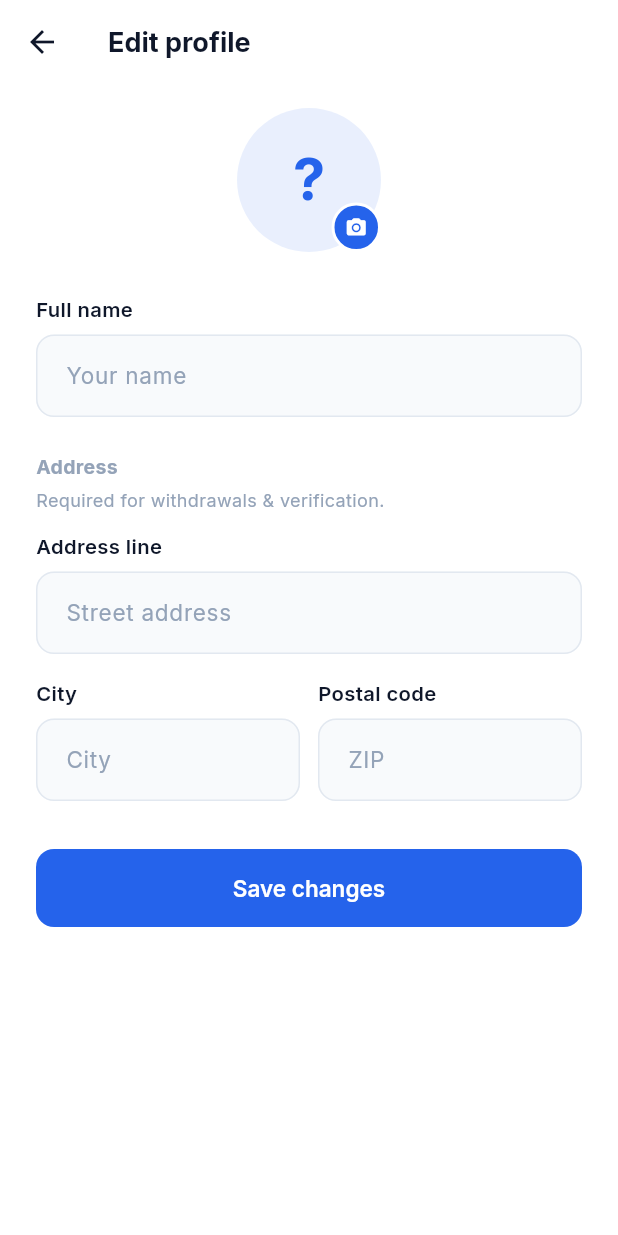
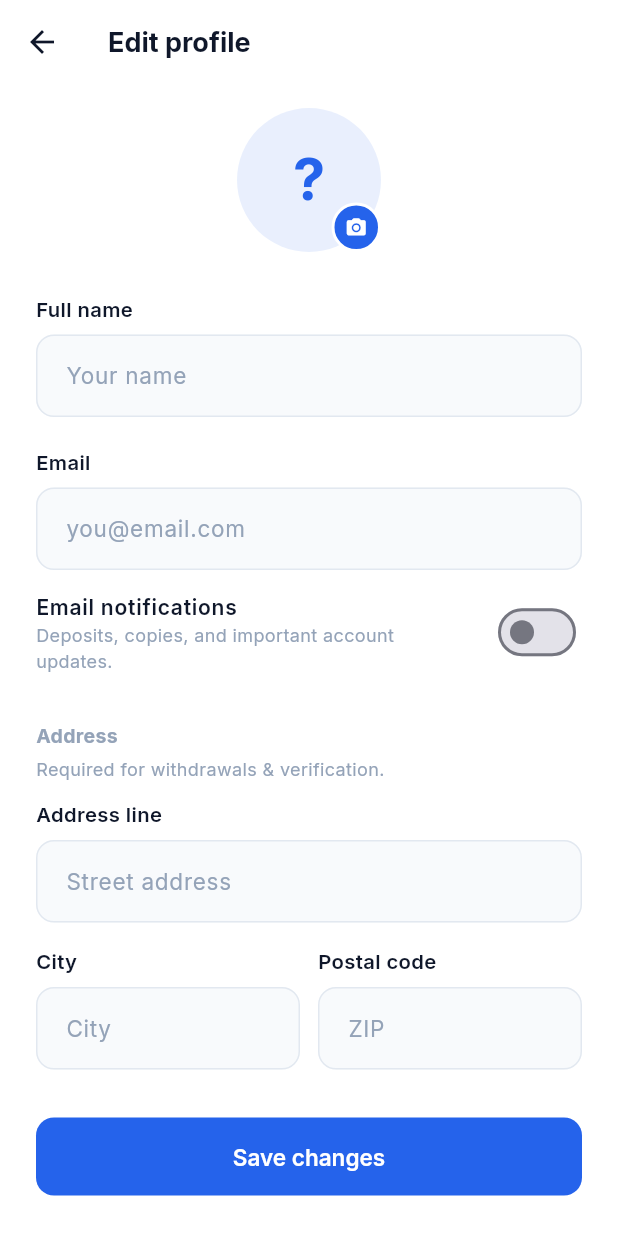
Before and after one commit to shazerlone/tv_license_app, a Flutter app: the EditProfileScreen screen opened directly, on a phone screen of 412 x 824 dp. Run offline on Flutter 3.47's test engine with Material 3 defaults, Android fonts, the phone set to English and light mode, and no system bars; our stand-ins replace firebase_core, firebase_messaging, google_fonts, image_picker, qr_flutter, share_plus and 3 more; missing offline and left inert: dart:html, flutter_webrtc, gal; accounts and stored records are empty; network calls fail.

Commit message:
Email collection + verification (profile/settings)
- UserProfile carries email / emailVerified / emailNotifications (GET /me).
- AuthApi.sendEmailCode (POST /me/email/send-code) + verifyEmail (POST
  /me/email/verify) with friendly error mapping.
- Edit profile: email field with Verified/Unverified badge, "Verify email"
  (saves email if changed, sends the 6-digit code, opens the verify screen),
  and an email-notifications toggle (PATCH /me { emailNotifications }).
- New EmailVerifyScreen: 6-digit code entry, resend with cooldown, dev-code
  prefill, handles code_mismatch/expired/too_many_attempts, refreshes session.
- email_taken (409) surfaced on save.

Registration email field + Stories are the next pieces.

Co-Authored-By: Claude Opus 4.8 <noreply@anthropic.com>
Claude-Session: https://claude.ai/code/session_01KSLhgA3su6KMHBKNL29uhB

```diff
--- a/mobile/lib/screens/edit_profile_screen.dart
+++ b/mobile/lib/screens/edit_profile_screen.dart
@@ -5,6 +5,7 @@ import '../config.dart';
 import '../state/session.dart';
 import '../services/auth_api.dart';
 import '../services/api_client.dart';
+import 'email_verify_screen.dart';
 import '../services/backend_api.dart';
 import '../services/image_picker_service.dart';
 import '../services/app_config.dart';
@@ -25,11 +26,15 @@ class _EditProfileScreenState extends State<EditProfileScreen> {
   final _address = TextEditingController();
   final _city = TextEditingController();
   final _postal = TextEditingController();
+  final _email = TextEditingController();
   String? _photoUrl;
   double _leverage = 1;
   bool _saving = false;
   bool _isCreator = false;
   bool _init = false;
+  bool _emailNotif = true;
+  String? _origEmail;
+  bool _emailVerified = false;
 
   @override
   void didChangeDependencies() {
@@ -46,6 +51,10 @@ class _EditProfileScreenState extends State<EditProfileScreen> {
     _photoUrl = u?.photoUrl;
     _leverage = (u?.leverage ?? 1).clamp(1, AppConfig.instance.maxLeverage < 1 ? 1 : AppConfig.instance.maxLeverage);
     _isCreator = u?.isCreator ?? false;
+    _email.text = u?.email ?? '';
+    _origEmail = u?.email;
+    _emailNotif = u?.emailNotifications ?? true;
+    _emailVerified = u?.emailVerified ?? false;
   }
 
   @override
@@ -56,7 +65,38 @@ class _EditProfileScreenState extends State<EditProfileScreen> {
     _address.dispose();
     _city.dispose();
     _postal.dispose();
+    _email.dispose();
     super.dispose();
+  }
+
+  /// Save the email if it changed, (re)send the code, then open the verify
+  /// screen. Refreshes the verified state on return.
+  Future<void> _verifyEmail() async {
+    final email = _email.text.trim();
+    if (email.isEmpty || !email.contains('@')) {
+      ScaffoldMessenger.of(context).showSnackBar(const SnackBar(content: Text('Enter a valid email first')));
+      return;
+    }
+    final session = SessionScope.of(context);
+    final messenger = ScaffoldMessenger.of(context);
+    String? devCode;
+    try {
+      if (email != (_origEmail ?? '')) {
+        final updated = await AuthApi.updateMe({'email': email, 'emailNotifications': _emailNotif});
+        session.applyBackendSession(updated);
+        _origEmail = email;
+      }
+      devCode = await AuthApi.sendEmailCode();
+    } on ApiException catch (e) {
+      messenger.showSnackBar(SnackBar(content: Text(e.code == 'email_taken' ? 'That email is already in use.' : e.message)));
+      return;
+    } catch (_) {
+      messenger.showSnackBar(const SnackBar(content: Text('Could not reach the server')));
+      return;
+    }
+    if (!mounted) return;
+    final ok = await Navigator.push<bool>(context, MaterialPageRoute(builder: (_) => EmailVerifyScreen(email: email, devCode: devCode)));
+    if (ok == true && mounted) setState(() => _emailVerified = true);
   }
 
   Future<void> _pickPhoto() async {
@@ -93,6 +133,8 @@ class _EditProfileScreenState extends State<EditProfileScreen> {
           if (_city.text.trim().isNotEmpty) 'city': _city.text.trim(),
           if (_postal.text.trim().isNotEmpty) 'postalCode': _postal.text.trim(),
           if (AppConfig.instance.maxLeverage > 1) 'leverage': _leverage,
+          if (_email.text.trim() != (_origEmail ?? '')) 'email': _email.text.trim(),
+          'emailNotifications': _emailNotif,
         };
         final updated = await AuthApi.updateMe(fields);
         if (!mounted) return;
@@ -102,7 +144,9 @@ class _EditProfileScreenState extends State<EditProfileScreen> {
       } on ApiException catch (e) {
         if (!mounted) return;
         setState(() => _saving = false);
-        ScaffoldMessenger.of(context).showSnackBar(SnackBar(content: Text(e.message)));
+        ScaffoldMessenger.of(context).showSnackBar(SnackBar(content: Text(
+          e.code == 'email_taken' ? 'That email is already in use.' : e.message,
+        )));
         return;
       } catch (_) {
         if (!mounted) return;
@@ -155,6 +199,47 @@ class _EditProfileScreenState extends State<EditProfileScreen> {
             style: GoogleFonts.inter(fontSize: 15, color: AppColors.textPrimary),
             decoration: const InputDecoration(hintText: 'Your name'),
             onChanged: (_) => setState(() {}),
+          ),
+          const SizedBox(height: 20),
+          Row(children: [
+            _Label('Email'),
+            const SizedBox(width: 8),
+            if (_email.text.trim().isNotEmpty)
+              Container(
+                padding: const EdgeInsets.symmetric(horizontal: 7, vertical: 2),
+                decoration: BoxDecoration(color: (_emailVerified ? AppColors.green : AppColors.slate).withOpacity(0.14), borderRadius: BorderRadius.circular(5)),
+                child: Text(_emailVerified ? 'Verified' : 'Unverified',
+                    style: GoogleFonts.inter(fontSize: 10.5, fontWeight: FontWeight.w700, color: _emailVerified ? AppColors.green : AppColors.slate)),
+              ),
+          ]),
+          const SizedBox(height: 8),
+          TextField(
+            controller: _email,
+            keyboardType: TextInputType.emailAddress,
+            autocorrect: false,
+            style: GoogleFonts.inter(fontSize: 15, color: AppColors.textPrimary),
+            decoration: const InputDecoration(hintText: 'you@email.com'),
+            onChanged: (_) => setState(() {}),
+          ),
+          if (_email.text.trim().isNotEmpty && !_emailVerified) ...[
+            const SizedBox(height: 8),
+            Align(
+              alignment: Alignment.centerLeft,
+              child: TextButton.icon(
+                onPressed: _verifyEmail,
+                icon: Icon(Icons.mark_email_read_outlined, size: 17, color: AppColors.primary),
+                label: Text('Verify email', style: GoogleFonts.inter(fontSize: 13.5, fontWeight: FontWeight.w700, color: AppColors.primary)),
+              ),
+            ),
+          ],
+          const SizedBox(height: 6),
+          SwitchListTile(
+            contentPadding: EdgeInsets.zero,
+            value: _emailNotif,
+            activeColor: AppColors.primary,
+            onChanged: (v) => setState(() => _emailNotif = v),
+            title: Text('Email notifications', style: GoogleFonts.inter(fontSize: 14, fontWeight: FontWeight.w600, color: AppColors.textPrimary)),
+            subtitle: Text('Deposits, copies, and important account updates.', style: GoogleFonts.inter(fontSize: 12, color: AppColors.textMuted)),
           ),
           if (_isCreator) ...[
             const SizedBox(height: 20),
--- a/mobile/lib/services/auth_api.dart
+++ b/mobile/lib/services/auth_api.dart
@@ -105,6 +105,18 @@ class AuthApi {
     return UserProfile.fromJson(((res as Map)['user'] as Map).cast<String, dynamic>());
   }
 
+  /// Send/resend the 6-digit email verification code. Returns devCode in dev.
+  static Future<String?> sendEmailCode() async {
+    final res = await _api.post('/me/email/send-code');
+    return (res is Map ? res['devCode'] : null)?.toString();
+  }
+
+  /// Verify the emailed code. Throws ApiException on code_mismatch/expired/etc.
+  static Future<bool> verifyEmail(String code) async {
+    final res = await _api.post('/me/email/verify', {'code': code});
+    return (res is Map ? res['emailVerified'] == true : false);
+  }
+
   static void logout() {
     // Best-effort server logout (stateless JWT — client discards regardless).
     _api.post('/auth/logout').catchError((_) => null);
--- a/mobile/lib/state/session.dart
+++ b/mobile/lib/state/session.dart
@@ -34,6 +34,9 @@ class UserProfile {
   final String? addressLine;
   final String? city;
   final String? postalCode;
+  final String? email;
+  final bool emailVerified;
+  final bool emailNotifications;
 
   const UserProfile({
     this.id,
@@ -50,6 +53,9 @@ class UserProfile {
     this.addressLine,
     this.city,
     this.postalCode,
+    this.email,
+    this.emailVerified = false,
+    this.emailNotifications = true,
   });
 
   bool get kycVerified => kycStatus == 'verified';
@@ -84,6 +90,9 @@ class UserProfile {
         'addressLine': addressLine,
         'city': city,
         'postalCode': postalCode,
+        'email': email,
+        'emailVerified': emailVerified,
+        'emailNotifications': emailNotifications,
       };
 
   /// Maps a backend `User` (docs/BACKEND_CONTRACT.md §3) to a UserProfile.
@@ -103,6 +112,9 @@ class UserProfile {
       addressLine: j['addressLine'] as String?,
       city: j['city'] as String?,
       postalCode: j['postalCode'] as String?,
+      email: j['email'] as String?,
+      emailVerified: j['emailVerified'] == true,
+      emailNotifications: j['emailNotifications'] == null ? true : j['emailNotifications'] == true,
     );
   }
 
@@ -121,6 +133,9 @@ class UserProfile {
     String? addressLine,
     String? city,
     String? postalCode,
+    String? email,
+    bool? emailVerified,
+    bool? emailNotifications,
   }) {
     return UserProfile(
       id: id ?? this.id,
@@ -137,6 +152,9 @@ class UserProfile {
       addressLine: addressLine ?? this.addressLine,
       city: city ?? this.city,
       postalCode: postalCode ?? this.postalCode,
+      email: email ?? this.email,
+      emailVerified: emailVerified ?? this.emailVerified,
+      emailNotifications: emailNotifications ?? this.emailNotifications,
     );
   }
 }
```
Also changed, not shown: mobile/lib/screens/email_verify_screen.dart (added, +152 -0 lines).
